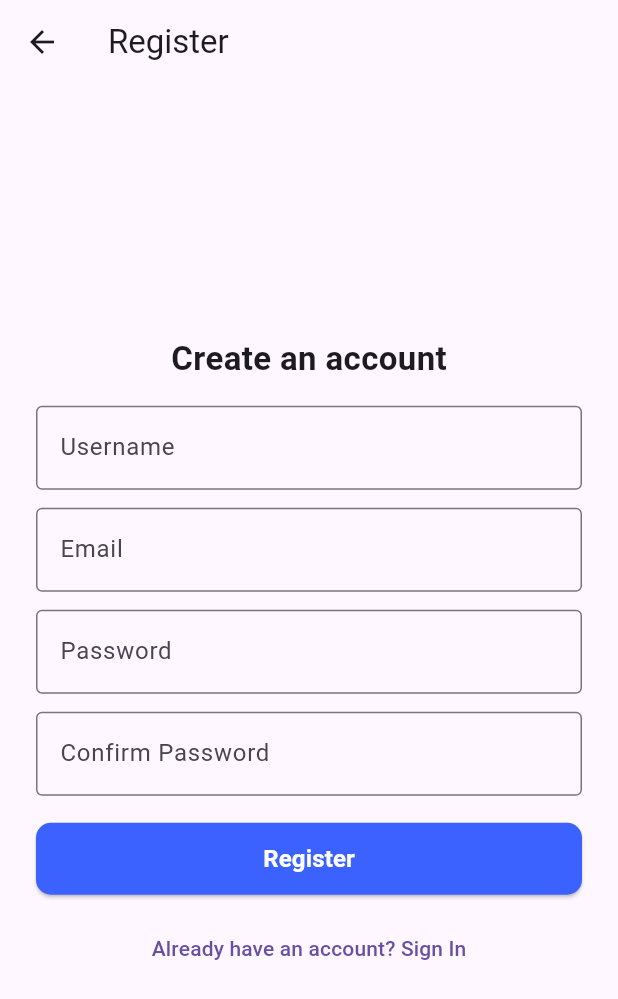
After one commit to SchweizerDiem/WMap, a Flutter app: the screen it shows after launch, after a tap on "Don't have an account? Sign Up", on a phone screen of 412 x 824 dp. The commit adds this screen. Shown: the top 999 px of the screen. Run offline on Flutter 3.47's test engine with Material 3 defaults, Android fonts, the phone set to English and light mode, and no system bars; Roboto replaces fonts that are missing (Poppins).

Commit message:
feat(register): created register page and reg

```diff
--- a/app/lib/login.dart
+++ b/app/lib/login.dart
@@ -118,14 +118,20 @@ class _LoginPageState extends State<LoginPage> {
                 ),
               ),
               const SizedBox(height: 10),
-              const Center(
-                child: Text(
+              Center(
+                child: TextButton(
+                  onPressed: () => Navigator.pushNamed(context, '/register'),
+                  style: TextButton.styleFrom(
+                    foregroundColor: const Color(0xFF87879D),
+                  ),
+                  child: const Text(
                     "Don't have an account? Sign Up",
                     textAlign: TextAlign.center,
                     style: TextStyle(
                       fontFamily: 'Poppins',
                       fontSize: 14,
                       color: Color(0xFF87879D),
+                    ),
                   ),
                 ),
               )
--- a/app/lib/main.dart
+++ b/app/lib/main.dart
@@ -1,5 +1,6 @@
 import 'package:flutter/material.dart';
 import 'login.dart';
+import 'register.dart';
 
 void main() {
   runApp(const MyApp());
@@ -19,6 +20,7 @@ class MyApp extends StatelessWidget {
       // Register the home route so the login page can navigate here
       routes: {
         '/home': (context) => const HomePage(),
+        '/register': (context) => const RegisterPage(),
       },
       debugShowCheckedModeBanner: false,
     );
--- /dev/null
+++ b/app/lib/register.dart
@@ -0,0 +1,146 @@
+import 'package:flutter/material.dart';
+
+class RegisterPage extends StatefulWidget {
+  const RegisterPage({super.key});
+
+  @override
+  State<RegisterPage> createState() => _RegisterPageState();
+}
+
+class _RegisterPageState extends State<RegisterPage> {
+  final _usernameController = TextEditingController();
+  final _emailController = TextEditingController();
+  final _passwordController = TextEditingController();
+  final _confirmController = TextEditingController();
+
+  String? errorMessage;
+
+  void _register() {
+    final username = _usernameController.text.trim();
+    final email = _emailController.text.trim();
+    final password = _passwordController.text;
+    final confirm = _confirmController.text;
+
+    if (username.isEmpty || email.isEmpty || password.isEmpty || confirm.isEmpty) {
+      setState(() {
+        errorMessage = 'Please fill in all fields';
+      });
+      return;
+    }
+
+    if (password != confirm) {
+      setState(() {
+        errorMessage = 'Passwords do not match';
+      });
+      return;
+    }
+
+    // For now, accept any registration and navigate to home.
+    Navigator.pushReplacementNamed(context, '/home');
+  }
+
+  @override
+  void dispose() {
+    _usernameController.dispose();
+    _emailController.dispose();
+    _passwordController.dispose();
+    _confirmController.dispose();
+    super.dispose();
+  }
+
+  @override
+  Widget build(BuildContext context) {
+    return Scaffold(
+      appBar: AppBar(title: const Text('Register')),
+      body: Center(
+        child: Padding(
+          padding: const EdgeInsets.all(24.0),
+          child: SingleChildScrollView(
+            child: Column(
+              mainAxisAlignment: MainAxisAlignment.center,
+              children: [
+                const Text(
+                  'Create an account',
+                  style: TextStyle(
+                    fontFamily: 'Poppins',
+                    fontWeight: FontWeight.bold,
+                    fontSize: 22,
+                  ),
+                ),
+                const SizedBox(height: 16),
+                TextField(
+                  controller: _usernameController,
+                  decoration: const InputDecoration(
+                    labelText: 'Username',
+                    border: OutlineInputBorder(),
+                  ),
+                ),
+                const SizedBox(height: 12),
+                TextField(
+                  controller: _emailController,
+                  decoration: const InputDecoration(
+                    labelText: 'Email',
+                    border: OutlineInputBorder(),
+                  ),
+                ),
+                const SizedBox(height: 12),
+                TextField(
+                  controller: _passwordController,
+                  decoration: const InputDecoration(
+                    labelText: 'Password',
+                    border: OutlineInputBorder(),
+                  ),
+                  obscureText: true,
+                ),
+                const SizedBox(height: 12),
+                TextField(
+                  controller: _confirmController,
+                  decoration: const InputDecoration(
+                    labelText: 'Confirm Password',
+                    border: OutlineInputBorder(),
+                  ),
+                  obscureText: true,
+                ),
+                const SizedBox(height: 18),
+                if (errorMessage != null)
+                  Padding(
+                    padding: const EdgeInsets.only(bottom: 12.0),
+                    child: Text(
+                      errorMessage!,
+                      style: const TextStyle(color: Colors.red),
+                    ),
+                  ),
+                SizedBox(
+                  width: double.infinity,
+                  height: 48,
+                  child: ElevatedButton(
+                    onPressed: _register,
+                    style: ElevatedButton.styleFrom(
+                      backgroundColor: const Color(0xFF3B62FF),
+                      shape: RoundedRectangleBorder(
+                        borderRadius: BorderRadius.circular(10),
+                      ),
+                    ),
+                    child: const Text(
+                      'Register',
+                      style: TextStyle(
+                        color: Colors.white,
+                        fontSize: 16,
+                        fontWeight: FontWeight.bold,
+                      ),
+                    ),
+                  ),
+                ),
+                const SizedBox(height: 12),
+                TextButton(
+                  onPressed: () => Navigator.pop(context),
+                  child: const Text('Already have an account? Sign In'),
+                )
+              ],
+            ),
+          ),
+        ),
+      ),
+    );
+  }
+}
```
Lines whose indentation alone changed are shown as unchanged.
